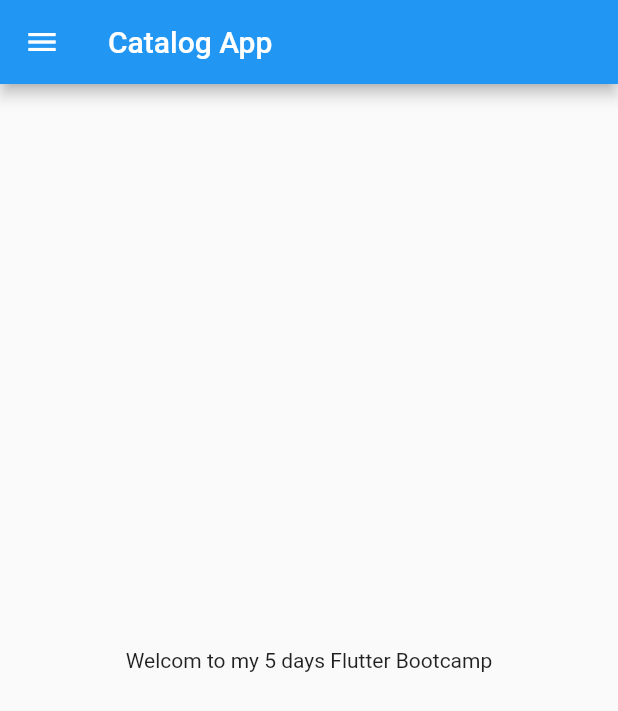
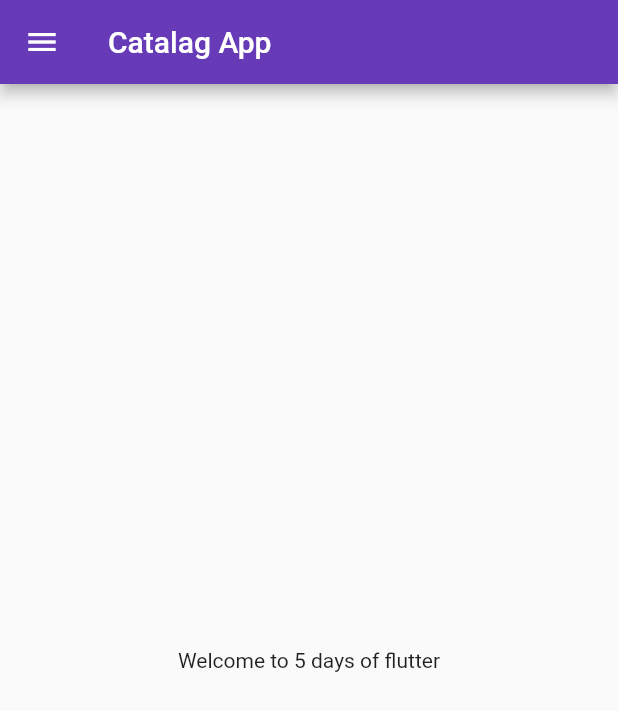
Before and after one commit to Naitik-Raj/LearnFlutterRepo, a Flutter app: the screen it shows after launch, on a phone screen of 412 x 824 dp. Shown: the top 711 px of the screen. Run offline on Flutter 3.47's test engine with Material 2 defaults, Android fonts, the phone set to English and light mode, and no system bars.

Commit message:
learn routes and theme

```diff
--- a/lib/main.dart
+++ b/lib/main.dart
@@ -1,19 +1,30 @@
 import 'package:flutter/material.dart';
 
-import 'home.dart';
+import 'screens/home.dart';
+import 'screens/login.dart';
 
 void main() {
-  // ignore: prefer_const_constructors
   runApp(MyApp());
 }
 
 class MyApp extends StatelessWidget {
-
-
   @override
   Widget build(BuildContext context) {
     return MaterialApp(
-      home: Home(),
+      // home: const Home(),
+      themeMode: ThemeMode.light,
+      theme: ThemeData(
+        primarySwatch: Colors.deepPurple,
+      ),
+      darkTheme: ThemeData(
+        brightness: Brightness.dark,
+      ),
+      initialRoute: "/home",
+      routes: {
+        "/": (context) => const Login(),
+        "/home": (context) => const Home(),
+        "/login": (context) => const Login(),
+      },
     );
   }
 }
--- a/lib/home.dart
+++ b/lib/screens/home.dart
@@ -1,20 +1,20 @@
 import 'package:flutter/material.dart';
 
 class Home extends StatelessWidget {
+  const Home({super.key});
 
-  final num day = 5;
   @override
   Widget build(BuildContext context) {
     return Scaffold(
       appBar: AppBar(
-        title: Text("Catalog App"),
+        title: const Text("Catalag App"),
       ),
       body: Center(
         child: Container(
-          child: Text("Welcom to my $day days Flutter Bootcamp"),
+          child: const Text("Welcome to 5 days of flutter"),
         ),
       ),
-      drawer: Drawer(),
+      drawer: const Drawer(),
     );
   }
 }
```
Also changed, not shown: lib/screens/login.dart (added, +22 -0 lines).
